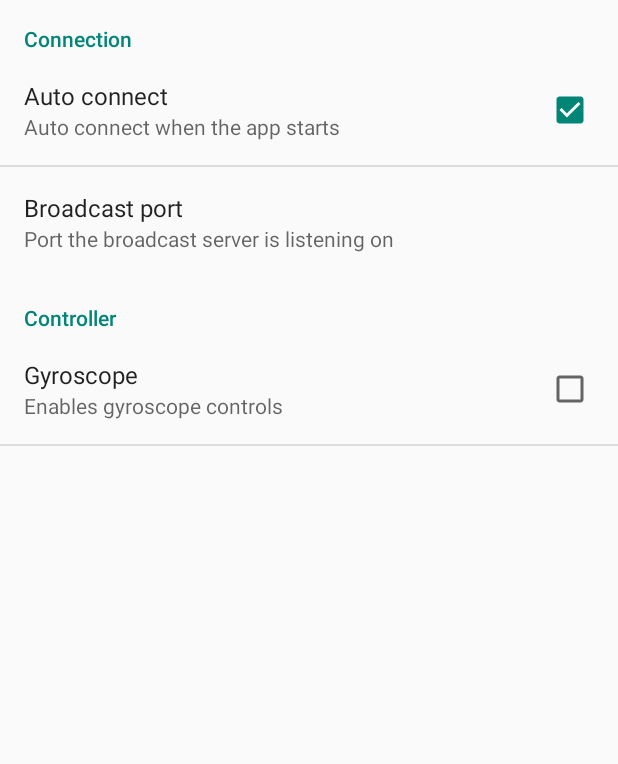
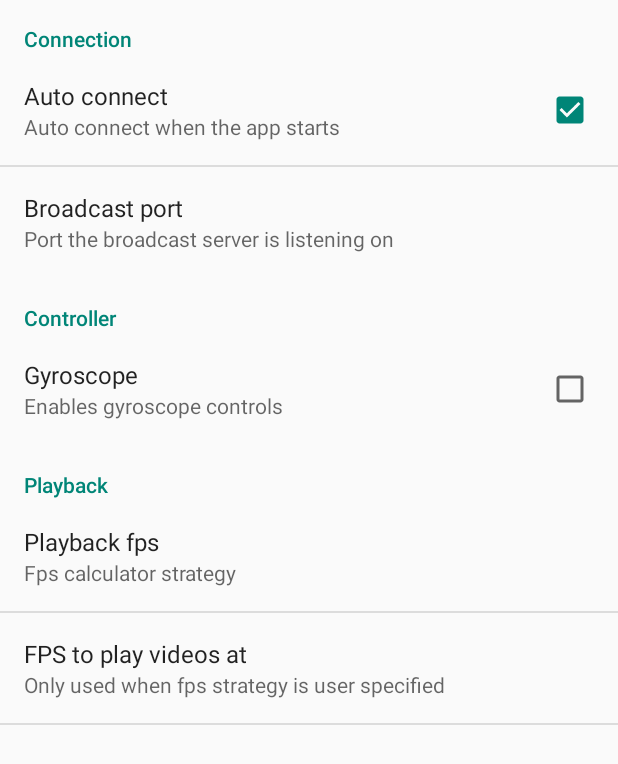
Before and after one commit to jackpf/PiRover, an Android app: the SettingsActivity screen opened directly, with no data from a screen before it, on a phone screen of 412 x 824 dp. Shown: the top 764 px of the screen. Run offline under Robolectric (Android 15) with nearby library versions, the phone set to English and light mode, and no system bars.

Commit message:
Playback fps preferences [#29]

```diff
--- a/app/Android/app/src/main/java/com/jackpf/pirover/Camera/FpsCalculator.java
+++ b/app/Android/app/src/main/java/com/jackpf/pirover/Camera/FpsCalculator.java
@@ -11,6 +11,11 @@ public class FpsCalculator
      * Default strategy to use if none is set
      */
     public static final Strategy DEFAULT_STRATEGY = new ReplicateStrategy();
+
+    /**
+     * Consts
+     */
+    public static final int REPLICATE = 0, MEAN = 1, MEDIAN = 2, MODE = 3, SPECIFY = 4;
 
     /**
      * Fps calculator strategy interface
--- a/app/Android/app/src/main/res/values/strings.xml
+++ b/app/Android/app/src/main/res/values/strings.xml
@@ -45,5 +45,28 @@
     <string name="pref_gyroscope_title">Gyroscope</string>
     <string name="pref_gyroscope_default">false</string>
     <string name="pref_gyroscope_summary">Enables gyroscope controls</string>
+    <string name="pref_playback_title">Playback</string>
+    <string name="pref_fps_key">fps</string>
+    <string name="pref_fps_title">Playback fps</string>
+    <string name="pref_fps_default">0</string>
+    <string name="pref_fps_summary">Fps calculator strategy</string>
+    <string-array name="pref_fps_entries">
+        <item>Replicate</item>
+        <item>Mean</item>
+        <item>Median</item>
+        <item>Mode</item>
+        <item>User specified</item>
+    </string-array>
+    <string-array name="pref_fps_values">
+        <item>0</item>
+        <item>1</item>
+        <item>2</item>
+        <item>3</item>
+        <item>4</item>
+    </string-array>
+    <string name="pref_fps_specify_key">fps_specify</string>
+    <string name="pref_fps_specify_title">FPS to play videos at</string>
+    <string name="pref_fps_specify_default">11</string>
+    <string name="pref_fps_specify_summary">Only used when fps strategy is user specified</string>
 
 </resources>
--- a/app/Android/app/src/main/res/xml/preferences.xml
+++ b/app/Android/app/src/main/res/xml/preferences.xml
@@ -32,4 +32,24 @@
 
     </PreferenceCategory>
 
+    <PreferenceCategory
+        android:title="@string/pref_playback_title">
+
+        <ListPreference
+            android:key="@string/pref_fps_key"
+            android:title="@string/pref_fps_title"
+            android:entries="@array/pref_fps_entries"
+            android:entryValues="@array/pref_fps_values"
+            android:summary="@string/pref_fps_summary"
+            android:defaultValue="@string/pref_fps_default" />
+
+        <EditTextPreference
+            android:key="@string/pref_fps_specify_key"
+            android:title="@string/pref_fps_specify_title"
+            android:defaultValue="@string/pref_fps_specify_default"
+            android:summary="@string/pref_fps_specify_summary"
+            android:inputType="number" />
+
+    </PreferenceCategory>
+
 </PreferenceScreen>
```
Also changed, not shown: app/Android/app/src/main/java/com/jackpf/pirover/Activity.java (+10 -0 lines), app/Android/app/src/main/java/com/jackpf/pirover/MainActivity.java (+2 -12 lines), app/Android/app/src/main/java/com/jackpf/pirover/PlaybackActivity.java (+27 -2 lines), app/Android/app/src/main/java/com/jackpf/pirover/SettingsActivity.java (+0 -16 lines).
